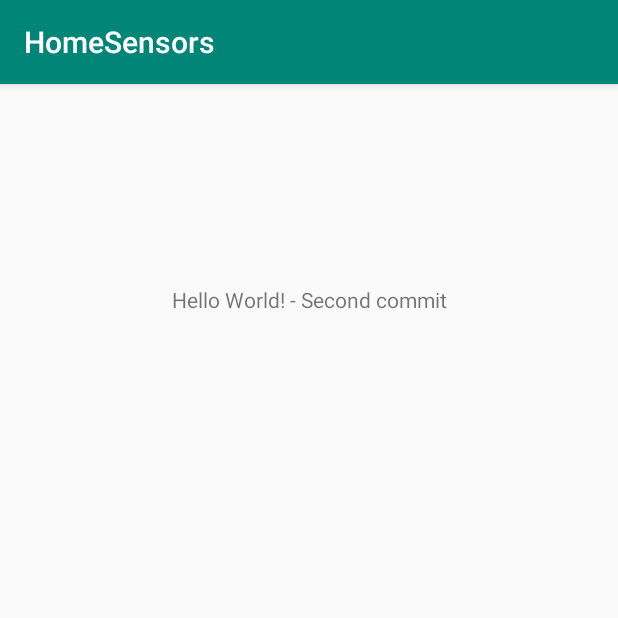
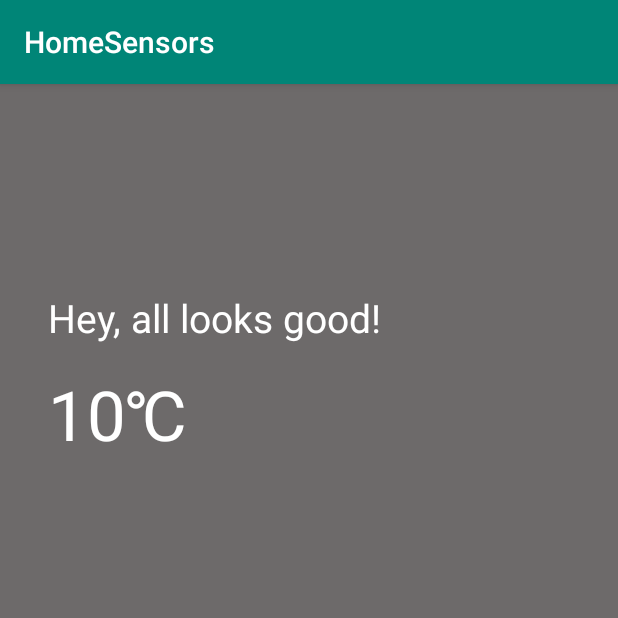
Before and after one commit to Founasek-ufo/AppOld, an Android app: the screen it shows after launch (MainActivity), on a phone screen of 412 x 824 dp, the top half of it. Run offline under Robolectric (Android 15) with nearby library versions, the phone set to English and light mode, and no system bars.

Commit message:
in main screen add the temperature indicator

```diff
--- a/app/build.gradle
+++ b/app/build.gradle
@@ -22,6 +22,7 @@ android {
     }
 }
 
+
 dependencies {
     implementation fileTree(dir: 'libs', include: ['*.jar'])
     implementation"org.jetbrains.kotlin:kotlin-stdlib-jdk7:$kotlin_version"
@@ -31,4 +32,6 @@ dependencies {
     testImplementation 'junit:junit:4.12'
     androidTestImplementation 'androidx.test:runner:1.2.0'
     androidTestImplementation 'androidx.test.espresso:espresso-core:3.2.0'
+
+
 }
--- a/app/src/main/java/com/example/homesensors/MainActivity.kt
+++ b/app/src/main/java/com/example/homesensors/MainActivity.kt
@@ -1,12 +1,29 @@
 package com.example.homesensors
 
+import android.annotation.SuppressLint
+import android.os.Bundle
+import android.view.View
+import android.view.View.OnClickListener
+import android.widget.TextView
 import androidx.appcompat.app.AppCompatActivity
-import android.os.Bundle
 
-class MainActivity : AppCompatActivity() {
+class MainActivity : AppCompatActivity(), OnClickListener {
 
+    lateinit var currentTemperature: TextView
+
+    @SuppressLint("SetTextI18n")
     override fun onCreate(savedInstanceState: Bundle?) {
         super.onCreate(savedInstanceState)
         setContentView(R.layout.activity_main)
+
+        currentTemperature = findViewById(R.id.sensor_temperature)
+
+        currentTemperature.text = "10"
+//        currentTemperature.setText("10");
     }
+
+    override fun onClick(v: View?) {
+        TODO("not implemented") //To change body of created functions use File | Settings | File Templates.
+    }
+
 }
--- a/app/src/main/res/layout/activity_main.xml
+++ b/app/src/main/res/layout/activity_main.xml
@@ -5,16 +5,34 @@
         xmlns:app="http://schemas.android.com/apk/res-auto"
         android:layout_width="match_parent"
         android:layout_height="match_parent"
+        android:background="@color/primareBackground"
         tools:context=".MainActivity">
 
     <TextView
             android:layout_width="wrap_content"
             android:layout_height="wrap_content"
-            android:text="Hello World! - Second commit"
+            android:text="22"
+            style="@style/temperatureStyleText"
             app:layout_constraintBottom_toBottomOf="parent"
             app:layout_constraintLeft_toLeftOf="parent"
-            app:layout_constraintRight_toRightOf="parent"
             app:layout_constraintTop_toTopOf="parent" android:layout_marginTop="8dp"
-            app:layout_constraintVertical_bias="0.17000002"/>
+            app:layout_constraintVertical_bias="0.26" android:id="@+id/sensor_temperature"
+            android:layout_marginLeft="32dp"/>
+    <TextView
+            android:layout_width="wrap_content"
+            android:layout_height="wrap_content"
+            android:text="@string/temperatureSymbolCelsia"
+            style="@style/temperatureStyleText"
+            app:layout_constraintBottom_toBottomOf="@+id/sensor_temperature"
+            app:layout_constraintTop_toTopOf="@+id/sensor_temperature"
+            app:layout_constraintVertical_bias="0.17000002" android:id="@+id/sensor_temperature_symbol"
+            app:layout_constraintStart_toEndOf="@+id/sensor_temperature"/>
+    <TextView
+            style="@style/notificationStyleText"
+            android:text="@string/mainNotificationAllOk"
+            android:layout_width="wrap_content"
+            android:layout_height="wrap_content"
+            android:id="@+id/textView" app:layout_constraintStart_toStartOf="parent" android:layout_marginStart="32dp"
+            android:layout_marginBottom="16dp" app:layout_constraintBottom_toTopOf="@+id/sensor_temperature"/>
 
 </androidx.constraintlayout.widget.ConstraintLayout>
--- a/app/src/main/res/values/colors.xml
+++ b/app/src/main/res/values/colors.xml
@@ -3,4 +3,7 @@
     <color name="colorPrimary">#008577</color>
     <color name="colorPrimaryDark">#00574B</color>
     <color name="colorAccent">#D81B60</color>
+
+    <color name="primareBackground">#6D6A6A</color>
+    <color name="textColor">#FFFFFF</color>
 </resources>
--- /dev/null
+++ b/app/src/main/res/values/dimens.xml
@@ -0,0 +1,5 @@
+<?xml version="1.0" encoding="utf-8"?>
+<resources>
+    <dimen name="textTemperatureSize">46dp</dimen>
+    <dimen name="textNotificationeSize">26dp</dimen>
+</resources>
--- a/app/src/main/res/values/strings.xml
+++ b/app/src/main/res/values/strings.xml
@@ -1,3 +1,6 @@
 <resources>
     <string name="app_name">HomeSensors</string>
+    <string name="temperatureSymbolCelsia">\u2103</string>
+    <string name="temperatureSymbolFahrenheit">\u2109</string>
+    <string name="mainNotificationAllOk">Hey, all looks good!</string>
 </resources>
--- a/app/src/main/res/values/styles.xml
+++ b/app/src/main/res/values/styles.xml
@@ -8,4 +8,14 @@
         <item name="colorAccent">@color/colorAccent</item>
     </style>
 
+    <style name="temperatureStyleText">
+        <item name="android:textColor">@color/textColor</item>
+        <item name="android:textSize">@dimen/textTemperatureSize</item>
+    </style>
+
+    <style name="notificationStyleText">
+        <item name="android:textColor">@color/textColor</item>
+        <item name="android:textSize">@dimen/textNotificationeSize</item>
+    </style>
+
 </resources>
--- a/build.gradle
+++ b/build.gradle
@@ -8,10 +8,11 @@ buildscript {
 
     }
     dependencies {
-        classpath 'com.android.tools.build:gradle:3.4.0'
+        classpath 'com.android.tools.build:gradle:3.4.1'
         classpath "org.jetbrains.kotlin:kotlin-gradle-plugin:$kotlin_version"
         // NOTE: Do not place your application dependencies here; they belong
         // in the individual module build.gradle files
+
     }
 }
 
```
